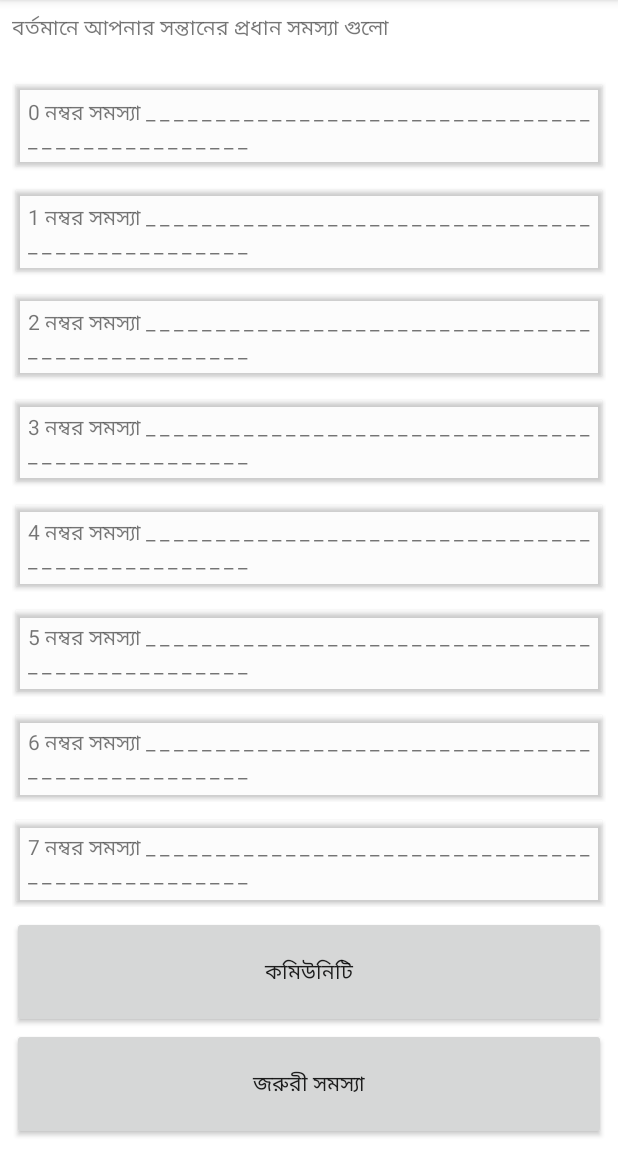
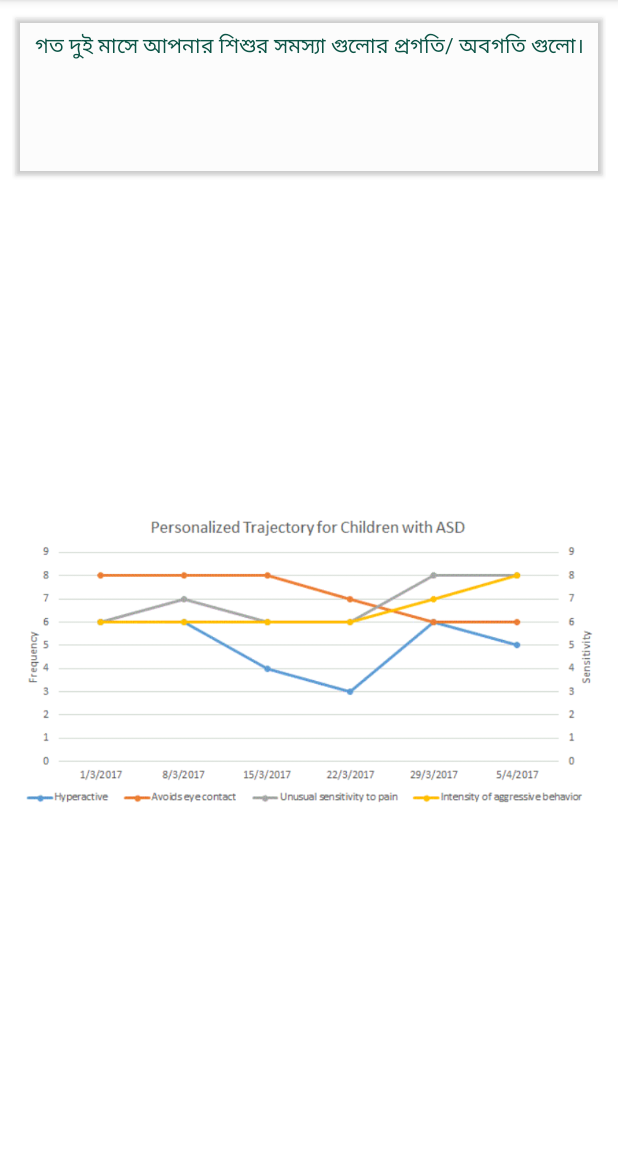
Before and after one commit to orions014/mDemoProject, an Android app: the screen it shows after launch (MainActivity), on a phone screen of 412 x 824 dp, the part 84-1236 px from its top. Run offline under Robolectric (Android 15) with nearby library versions, the light colour scheme and no system bars.

Commit message:
added border design

```diff
--- a/app/src/main/java/com/mcaredemo/mitu/mcaredemoproject/MainActivity.java
+++ b/app/src/main/java/com/mcaredemo/mitu/mcaredemoproject/MainActivity.java
@@ -40,7 +40,13 @@ public class MainActivity extends AppCompatActivity
         NavigationView navigationView = (NavigationView) findViewById(R.id.nav_view);
         navigationView.setNavigationItemSelectedListener(this);
 
-        Fragment fragment = new DetailsFragment();
+       /* Fragment fragment = new DetailsFragment();
+        FragmentManager fragmentManager = getFragmentManager();
+        FragmentTransaction fragmentTransaction = fragmentManager.beginTransaction();
+        fragmentTransaction.add(R.id.containerHome, fragment);
+        fragmentTransaction.commit();*/
+
+        Fragment fragment = new NewSpecificScoreFragment();
         FragmentManager fragmentManager = getFragmentManager();
         FragmentTransaction fragmentTransaction = fragmentManager.beginTransaction();
         fragmentTransaction.add(R.id.containerHome, fragment);
@@ -96,6 +102,14 @@ public class MainActivity extends AppCompatActivity
         } else if (id == R.id.nav_gallery) {
             startActivity(new Intent(getBaseContext(), LoginActivity.class));
 
+        } else if (id == R.id.nav_alarmnew){
+            Fragment fragment = new AlarmFragment();
+            FragmentManager fragmentManager = getFragmentManager();
+            FragmentTransaction fragmentTransaction = fragmentManager.beginTransaction();
+            fragmentTransaction.add(R.id.containerHome, fragment);
+            fragmentTransaction.addToBackStack(null);
+            fragmentTransaction.commit();
+
         }
 
         DrawerLayout drawer = (DrawerLayout) findViewById(R.id.drawer_layout);
--- /dev/null
+++ b/app/src/main/java/com/mcaredemo/mitu/mcaredemoproject/NewSpecificScoreFragment.java
@@ -0,0 +1,29 @@
+package com.mcaredemo.mitu.mcaredemoproject;
+
+
+import android.os.Bundle;
+import android.app.Fragment;
+import android.view.LayoutInflater;
+import android.view.View;
+import android.view.ViewGroup;
+
+
+/**
+ * A simple {@link Fragment} subclass.
+ */
+public class NewSpecificScoreFragment extends Fragment {
+
+
+    public NewSpecificScoreFragment() {
+        // Required empty public constructor
+    }
+
+
+    @Override
+    public View onCreateView(LayoutInflater inflater, ViewGroup container,
+                             Bundle savedInstanceState) {
+        // Inflate the layout for this fragment
+        return inflater.inflate(R.layout.fragment_new_specific_score, container, false);
+    }
+
+}
--- a/app/src/main/res/layout/activity_login.xml
+++ b/app/src/main/res/layout/activity_login.xml
@@ -85,8 +85,10 @@
             android:background="@drawable/button_border_focus_layout"
             app:layout_constraintEnd_toEndOf="parent"
             app:layout_constraintStart_toStartOf="parent"
+            android:textColor="@color/backgroundColor"
             app:layout_constraintTop_toBottomOf="@+id/editText4"
             app:layout_constraintBottom_toBottomOf="parent"
+            android:textSize="16sp"
 
             />
 
--- /dev/null
+++ b/app/src/main/res/layout/fragment_new_specific_score.xml
@@ -0,0 +1,67 @@
+<android.support.constraint.ConstraintLayout xmlns:android="http://schemas.android.com/apk/res/android"
+    xmlns:tools="http://schemas.android.com/tools"
+    xmlns:app="http://schemas.android.com/apk/res-auto"
+    android:layout_width="match_parent"
+    android:layout_height="match_parent"
+    android:background="@color/backgroundColor"
+    tools:context="com.mcaredemo.mitu.mcaredemoproject.SpecificScoreFragment">
+    <LinearLayout
+        android:layout_width="match_parent"
+        android:layout_height="match_parent"
+        android:orientation="vertical"
+        android:weightSum="2"
+        app:layout_constraintBottom_toTopOf="parent"
+        app:layout_constraintEnd_toEndOf="parent"
+        app:layout_constraintStart_toStartOf="parent"
+        app:layout_constraintTop_toTopOf="parent"
+        android:layout_marginBottom="8dp"
+        android:layout_marginEnd="8dp"
+        android:layout_marginStart="8dp"
+        android:layout_marginTop="8dp"
+        >
+
+        <android.support.v7.widget.CardView
+            android:id="@+id/cardViewSpecificScore_1"
+            android:layout_width="match_parent"
+            android:layout_height="0dp"
+            android:layout_gravity="center"
+            app:cardCornerRadius="2dp"
+            app:cardUseCompatPadding="true"
+            app:cardElevation="2dp"
+            android:layout_weight=".3"
+            app:layout_constraintBottom_toTopOf="@+id/lineChart_1"
+            app:layout_constraintEnd_toEndOf="parent"
+            app:layout_constraintStart_toStartOf="parent"
+            app:layout_constraintTop_toTopOf="parent"
+
+            app:cardBackgroundColor="@color/cardview_shadow_end_color">
+
+            <TextView
+                android:layout_width="match_parent"
+                android:layout_height="wrap_content"
+                android:text="@string/hello_blank_fragment"
+                android:id="@+id/textViewsepcific_1"
+                android:padding="8dp"
+                android:gravity="center"
+                android:textColor="@color/loginButton"
+                />
+
+
+        </android.support.v7.widget.CardView>
+
+
+        <ImageView
+            android:id="@+id/lineChart_1"
+            android:layout_width="match_parent"
+            android:layout_height="0dp"
+            android:layout_weight="1.7"
+            app:layout_constraintBottom_toBottomOf="parent"
+            app:layout_constraintEnd_toEndOf="parent"
+            app:layout_constraintStart_toStartOf="parent"
+            android:src="@drawable/image_chart"
+            app:layout_constraintTop_toBottomOf="@+id/textViewsepcific_1" />
+
+    </LinearLayout>
+
+
+</android.support.constraint.ConstraintLayout>
--- a/app/src/main/res/menu/activity_main_drawer.xml
+++ b/app/src/main/res/menu/activity_main_drawer.xml
@@ -6,12 +6,17 @@
     <group android:checkableBehavior="single">
         <item
             android:id="@+id/nav_camera"
-            android:icon="@drawable/ic_menu_manage"
+            android:icon="@drawable/ic_menu_share"
             android:title="অনলাইন নিউজ" />
         <item
             android:id="@+id/nav_gallery"
-            android:icon="@drawable/ic_menu_gallery"
+            android:icon="@drawable/ic_menu_share"
             android:title="লগ আউট" />
+
+        <item
+            android:id="@+id/nav_alarmnew"
+            android:icon="@drawable/ic_menu_share"
+            android:title="অন্যান্য" />
 
     </group>
 
--- a/app/src/main/res/values/colors.xml
+++ b/app/src/main/res/values/colors.xml
@@ -9,6 +9,7 @@
     <color name="assButton">#ABB2B9 </color>
     <color name="bottomButton">#45B5C1 </color>
     <color name="backgroundColor">#FFFFFF</color>
+    <color name="red">#FF0000</color>
 
 
 
--- a/app/src/main/res/values/strings.xml
+++ b/app/src/main/res/values/strings.xml
@@ -7,12 +7,15 @@
     <string name="action_settings">Settings</string>
 
     <!-- TODO: Remove or change this placeholder text -->
-    <string name="hello_blank_fragment">Hello blank fragment</string>
+    <string name="hello_blank_fragment">গত দুই মাসে আপনার শিশুর সমস্যা গুলোর প্রগতি/ অবগতি গুলো। </string>
     <string name="Title_of_home">বর্তমানে আপনার সন্তানের প্রধান সমস্যা গুলো</string>
     <string name="emergency_button">জরুরী সমস্যা</string>
 
     <string name="community">কমিউনিটি</string>
     <string name="title_activity_main">MainActivity</string>
+    <string name="answering_rules">প্রশ্ন গুলোর উত্তর কিভাবে মুল্যায়ণ করা হচ্ছে তা বুঝতে এখানে ক্লিক করুন।</string>
+    <string name="rules_answer"> আপনি ০ থেকে ১০ এর ভেতর মুল্যায়ন নাম্বার দিতে পারবেন । ০ অর্থ এধরনের সমস্যা হয় নি , ১ থেকে ৩  অর্থ এধরনের সমস্যা খুবই বিরল,
+    ৪ থেকে ৫ অর্থ এধরনের সমস্যা কম বিরল ,৬ থেকে ৭ অর্থ এধরনের সমস্যা কখনো কখনো ঘটে থাকে , ৮ থেকে ৯ অর্থ এধরনের সমস্যা অনেক সময়ই ঘটে থাকে , ১০ অর্থ এধরনের সমস্যা সব সময়ই ঘটে ।</string>
 
 
 </resources>
```
Also changed, not shown: app/src/main/java/com/mcaredemo/mitu/mcaredemoproject/AdapterAlarmScore.java (added, +92 -0 lines), app/src/main/java/com/mcaredemo/mitu/mcaredemoproject/AlarmFragment.java (added, +77 -0 lines), app/src/main/res/layout/fragment_alarm.xml (added, +71 -0 lines), app/src/main/res/layout/nav_header_main.xml (+7 -0 lines), app/src/main/res/layout/newalarm_list_layout.xml (added, +61 -0 lines), app/src/main/res/drawable/image_chart.png (added).
